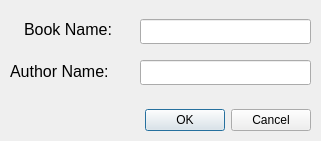
Old version of the form Qt Project Files/SpiralBound/addbook.ui in the repository ECU-CSCI-4230/SpiralBound.
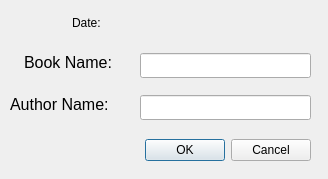
New version of the form.

Commit message:
Added icons for MENU BAR (formatting) & modfied addbook.ui
addbook.ui now shows the date upon new window creation.

Added several new icons fron the following sources: https://icons8.com/icons
https://www.flaticon.com/

Diff of the .ui file:
```diff
--- a/Qt Project Files/SpiralBound/addbook.ui
+++ b/Qt Project Files/SpiralBound/addbook.ui
@@ -6,8 +6,8 @@
    <rect>
     <x>0</x>
     <y>0</y>
-    <width>321</width>
-    <height>141</height>
+    <width>328</width>
+    <height>179</height>
    </rect>
   </property>
   <property name="windowTitle">
@@ -17,7 +17,7 @@
    <property name="geometry">
     <rect>
      <x>130</x>
-     <y>100</y>
+     <y>130</y>
      <width>181</width>
      <height>41</height>
     </rect>
@@ -33,7 +33,7 @@
    <property name="geometry">
     <rect>
      <x>140</x>
-     <y>19</y>
+     <y>53</y>
      <width>171</width>
      <height>25</height>
     </rect>
@@ -43,7 +43,7 @@
    <property name="geometry">
     <rect>
      <x>140</x>
-     <y>60</y>
+     <y>95</y>
      <width>171</width>
      <height>25</height>
     </rect>
@@ -53,7 +53,7 @@
    <property name="geometry">
     <rect>
      <x>24</x>
-     <y>20</y>
+     <y>53</y>
      <width>101</width>
      <height>19</height>
     </rect>
@@ -71,7 +71,7 @@
    <property name="geometry">
     <rect>
      <x>10</x>
-     <y>62</y>
+     <y>95</y>
      <width>111</width>
      <height>19</height>
     </rect>
@@ -85,6 +85,41 @@
     <string>Author Name:</string>
    </property>
   </widget>
+  <widget class="QLabel" name="label_3">
+   <property name="geometry">
+    <rect>
+     <x>72</x>
+     <y>13</y>
+     <width>51</width>
+     <height>19</height>
+    </rect>
+   </property>
+   <property name="text">
+    <string>Date:</string>
+   </property>
+  </widget>
+  <widget class="QLabel" name="label_newbook_date">
+   <property name="geometry">
+    <rect>
+     <x>140</x>
+     <y>13</y>
+     <width>171</width>
+     <height>20</height>
+    </rect>
+   </property>
+   <property name="styleSheet">
+    <string notr="true"/>
+   </property>
+   <property name="text">
+    <string/>
+   </property>
+   <property name="wordWrap">
+    <bool>false</bool>
+   </property>
+   <property name="openExternalLinks">
+    <bool>false</bool>
+   </property>
+  </widget>
  </widget>
  <resources/>
  <connections>
```
The commit also changes 8 other files.
